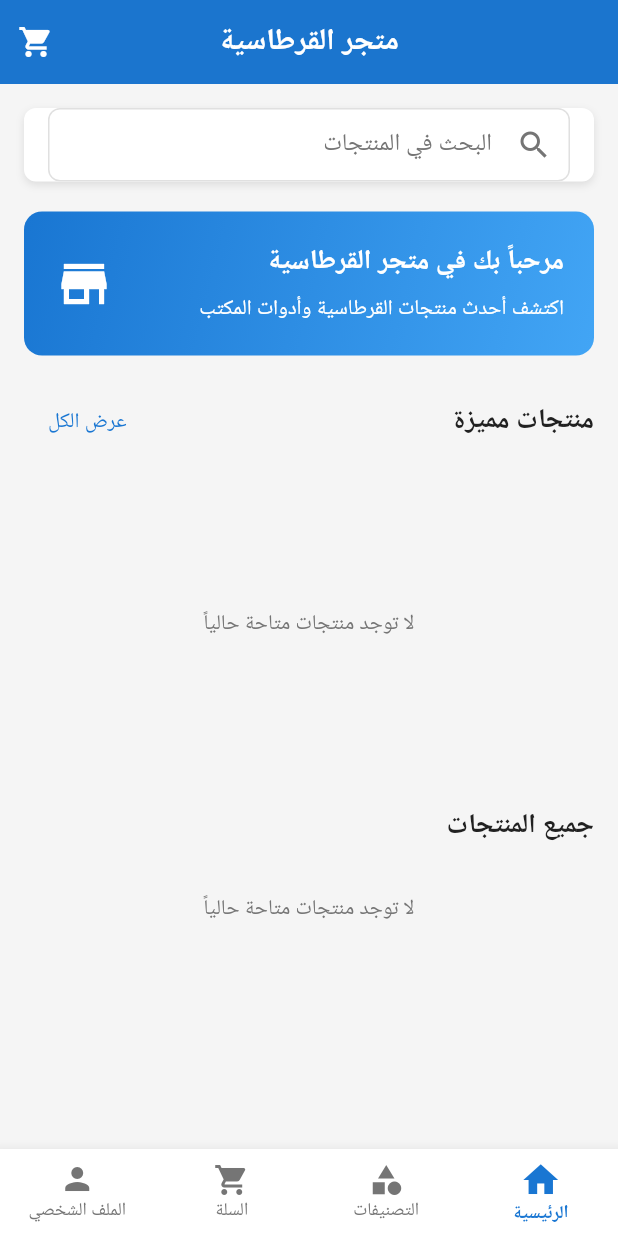
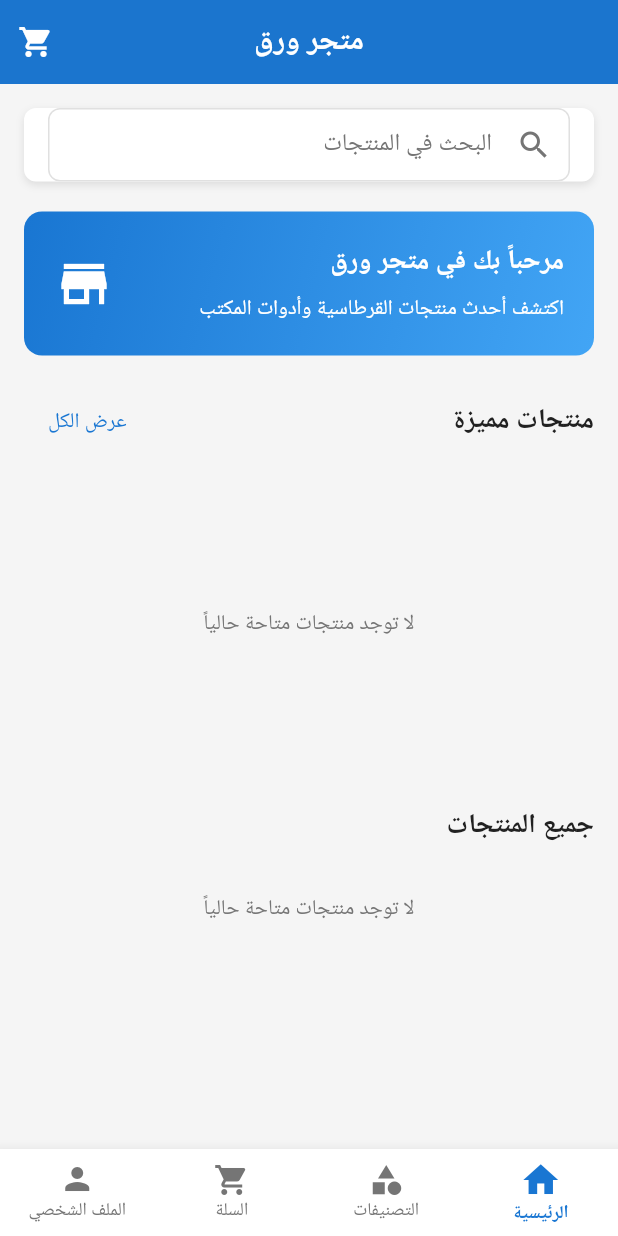
Before and after one commit to aalitariq44/paper-shop, a Flutter app: the screen it shows after launch, on a phone screen of 412 x 824 dp. Run offline on Flutter 3.47's test engine with Material 3 defaults, Android fonts, the phone set to English and light mode, and no system bars; our stand-ins replace cloud_firestore, firebase_auth, firebase_core, google_sign_in, shared_preferences; accounts and stored records are empty.

Commit message:
تعديلات

```diff
--- a/lib/app.dart
+++ b/lib/app.dart
@@ -14,7 +14,7 @@ import 'package:paper_shop/presentation/screens/profile/profile_setup_screen.dar
 import 'package:paper_shop/presentation/screens/cart/cart_screen.dart';
 import 'package:paper_shop/presentation/screens/product/product_details_screen.dart';
 
-/// التطبيق الرئيسي لمتجر القرطاسية
+/// التطبيق الرئيسي لمتجر ورق
 class PaperShopApp extends StatelessWidget {
   const PaperShopApp({super.key});
 
--- a/lib/core/constants/app_strings.dart
+++ b/lib/core/constants/app_strings.dart
@@ -3,7 +3,7 @@ class AppStrings {
   AppStrings._(); // منع إنشاء instance من الكلاس
 
   // العامة
-  static const String appName = 'متجر القرطاسية';
+  static const String appName = 'متجر ورق';
   static const String loading = 'جارٍ التحميل...';
   static const String retry = 'إعادة المحاولة';
   static const String error = 'حدث خطأ';
--- a/lib/presentation/screens/home/home_screen.dart
+++ b/lib/presentation/screens/home/home_screen.dart
@@ -173,7 +173,7 @@ class _HomeScreenState extends State<HomeScreen> {
                     Text(
                       authProvider.isSignedIn
                           ? 'مرحباً ${authProvider.user?.displayName ?? 'بك'}'
-                          : 'مرحباً بك في متجر القرطاسية',
+                          : 'مرحباً بك في متجر ورق',
                       style: const TextStyle(
                         color: AppColors.textLight,
                         fontSize: 18,
```
